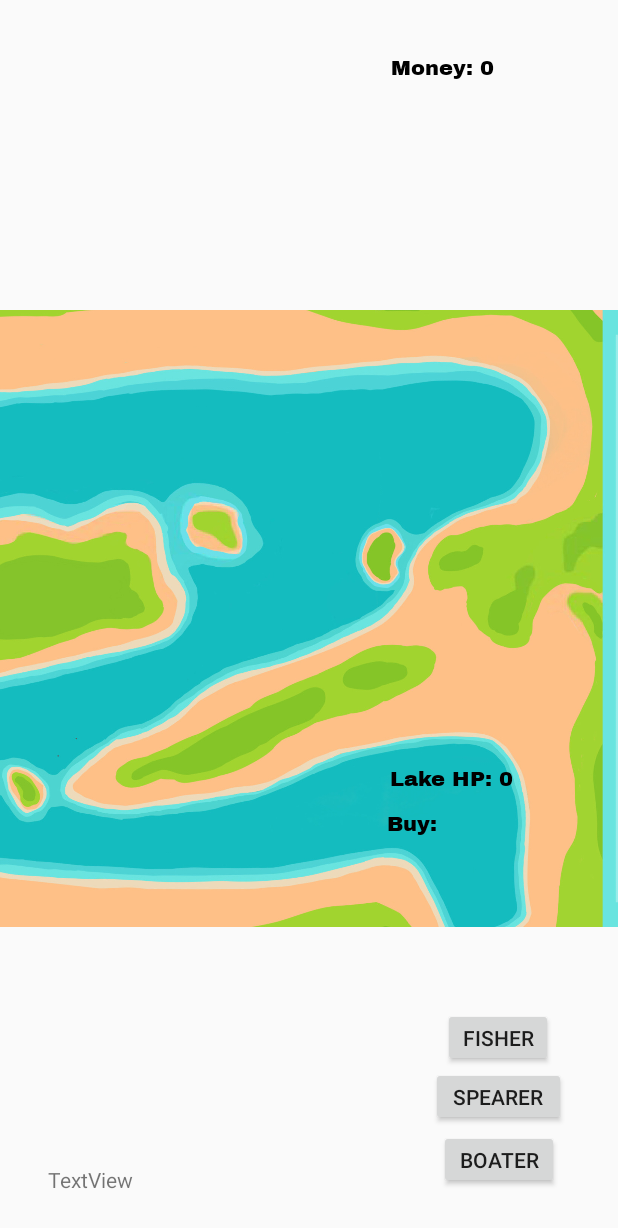
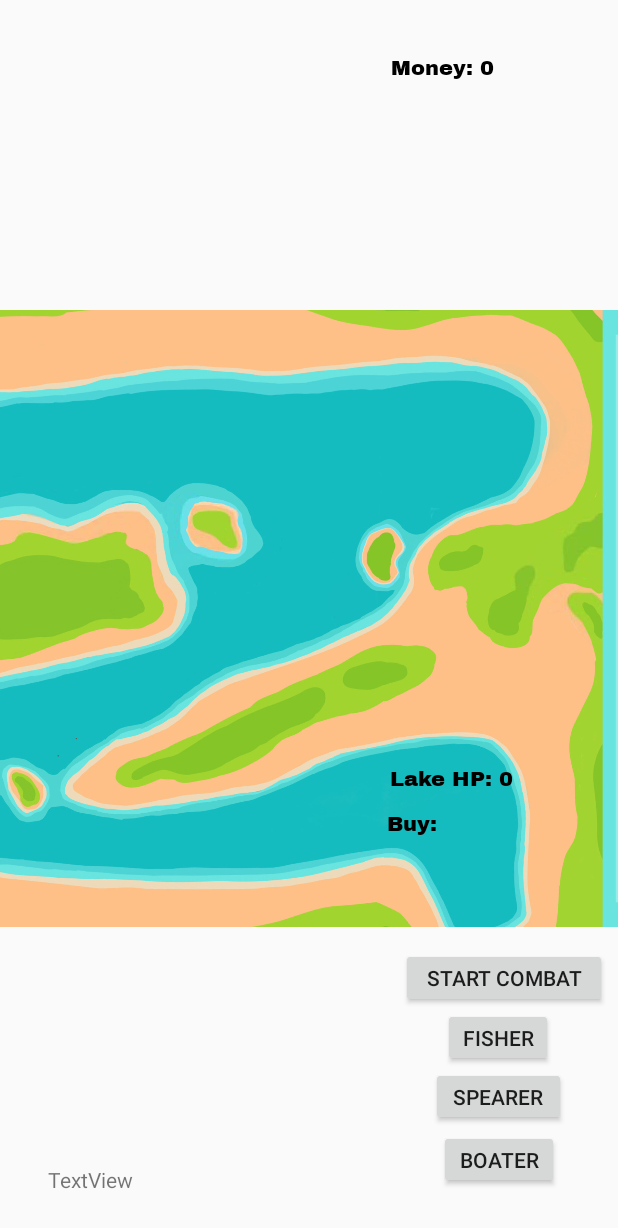
Before and after one commit to amalchaudry/CS2340-Project, an Android app: the FirstMapActivity screen opened directly, with no data from a screen before it, on a phone screen of 412 x 824 dp. Shown: the top 1228 px of the screen. Run offline under Robolectric (Android 15) with nearby library versions, the phone set to English and light mode, and no system bars; Roboto replaces fonts that are not available here; 4 statements that could not run were skipped.

Commit message:
start button

```diff
--- a/ODam/app/src/main/res/layout/activity_first_map.xml
+++ b/ODam/app/src/main/res/layout/activity_first_map.xml
@@ -35,6 +35,18 @@
         android:text="Fisher"
         app:layout_constraintEnd_toEndOf="parent"
         app:layout_constraintHorizontal_bias="0.869"
+        app:layout_constraintStart_toStartOf="parent"
+        app:layout_constraintTop_toBottomOf="@+id/towerInfo" />
+
+    <Button
+        android:id="@+id/startCombatButton"
+        android:layout_width="137dp"
+        android:layout_height="40dp"
+        android:layout_marginStart="8dp"
+        android:layout_marginTop="4dp"
+        android:text="Start Combat"
+        app:layout_constraintEnd_toEndOf="parent"
+        app:layout_constraintHorizontal_bias="0.972"
         app:layout_constraintStart_toStartOf="parent"
         app:layout_constraintTop_toBottomOf="@+id/towerInfo" />
 
```
